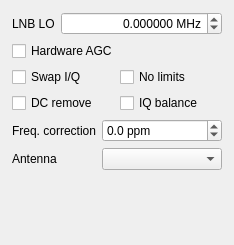
gqrx-sdr/gqrx, file src/qtgui/dockinputctl.ui: the form before one commit.
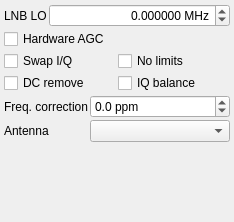
The form after the commit. Icons and pictures are not drawn.

Commit message: Reduce minimum required size of input dock window.

What changed in the file:
```diff
--- a/src/qtgui/dockinputctl.ui
+++ b/src/qtgui/dockinputctl.ui
@@ -7,13 +7,13 @@
     <x>0</x>
     <y>0</y>
     <width>234</width>
-    <height>245</height>
+    <height>222</height>
    </rect>
   </property>
   <property name="minimumSize">
    <size>
     <width>234</width>
-    <height>229</height>
+    <height>220</height>
    </size>
   </property>
   <property name="windowIcon">
@@ -32,19 +32,19 @@
   <widget class="QWidget" name="dockWidgetContents">
    <layout class="QVBoxLayout" name="verticalLayout">
     <property name="spacing">
-     <number>-1</number>
+     <number>2</number>
     </property>
     <property name="leftMargin">
-     <number>12</number>
+     <number>4</number>
     </property>
     <property name="topMargin">
-     <number>12</number>
+     <number>4</number>
     </property>
     <property name="rightMargin">
-     <number>12</number>
+     <number>4</number>
     </property>
     <property name="bottomMargin">
-     <number>12</number>
+     <number>4</number>
     </property>
     <item>
      <layout class="QHBoxLayout" name="horizontalLayout">
```
